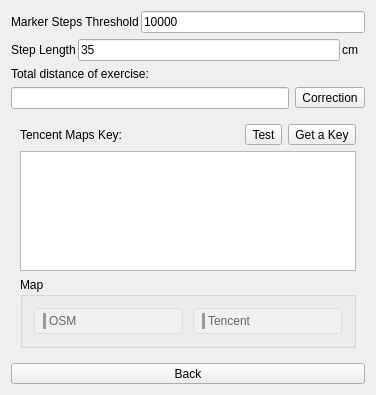
Above: src/Exercise/StepsOptions.ui from ic005k/Knot before the change. Below: the same form after it.
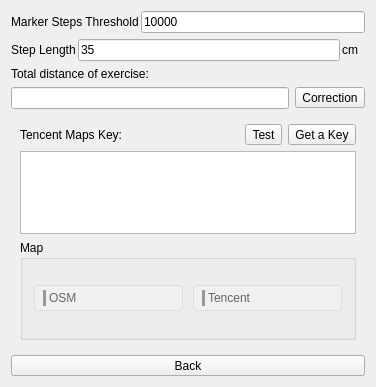
That is the form after the change. Icons and pictures are not drawn.

What changed in the file:
```diff
--- a/src/Exercise/StepsOptions.ui
+++ b/src/Exercise/StepsOptions.ui
@@ -7,7 +7,7 @@
     <x>0</x>
     <y>0</y>
     <width>376</width>
-    <height>395</height>
+    <height>387</height>
    </rect>
   </property>
   <property name="windowTitle">
@@ -164,6 +164,12 @@
       </item>
       <item>
        <widget class="QGroupBox" name="gboxMapType">
+        <property name="minimumSize">
+         <size>
+          <width>0</width>
+          <height>100</height>
+         </size>
+        </property>
         <property name="title">
          <string>Map</string>
         </property>
```
